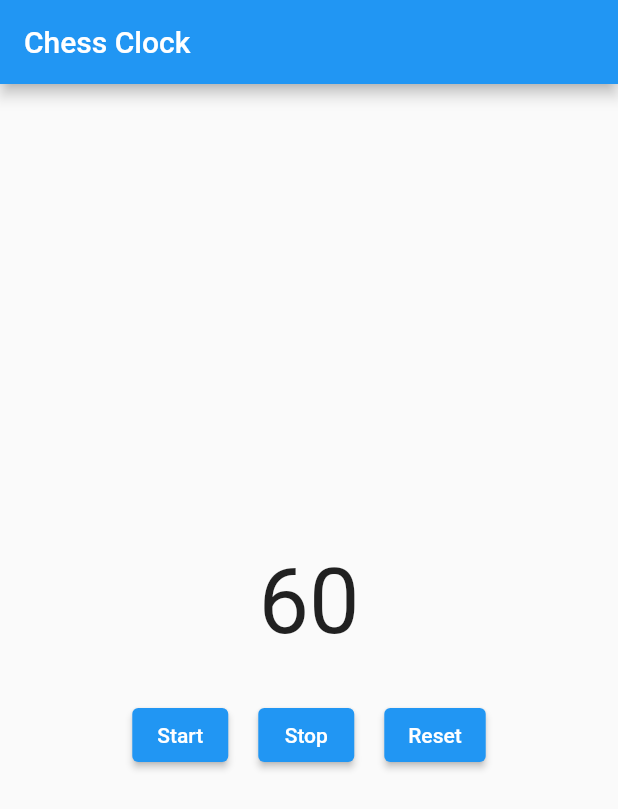
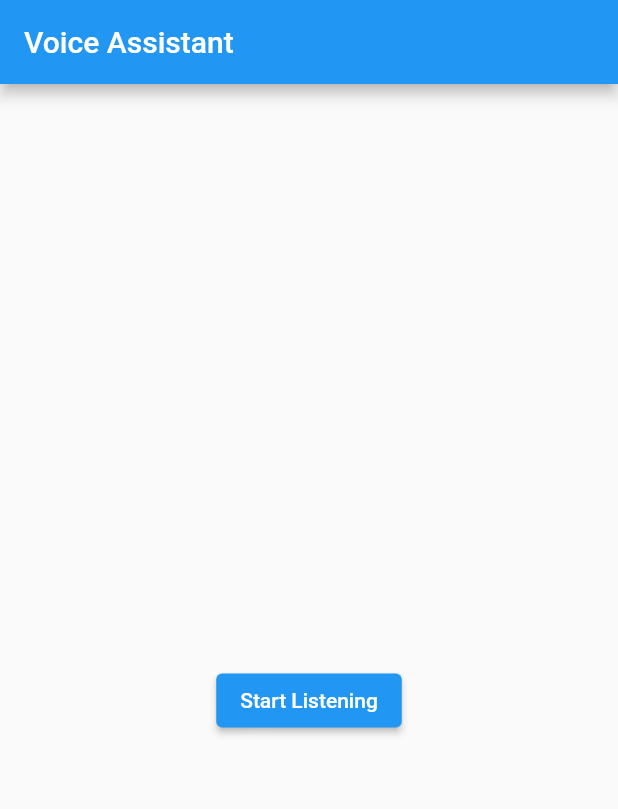
Before and after one commit to lousg3/ios_app, a Flutter app: the screen it shows after launch, on a phone screen of 412 x 824 dp. Shown: the top 809 px of the screen. Run offline on Flutter 3.47's test engine with Material 2 defaults, Android fonts, the phone set to English and light mode, and no system bars; our stand-ins replace flutter_tts, speech_to_text.

Commit message:
first commit

```diff
--- a/lib/main.dart
+++ b/lib/main.dart
@@ -1,103 +1,109 @@
-import 'dart:ffi';
+import 'package:flutter/material.dart';
+import 'package:speech_to_text/speech_to_text.dart' as stt;
+import 'package:http/http.dart' as http;
+import 'package:flutter_tts/flutter_tts.dart';
+import 'dart:convert';
 
-import 'package:flutter/material.dart';
-import 'dart:async';
+void main() => runApp(VoiceAssistantApp());
 
-void main() {
-  runApp(MyApp());
+class VoiceAssistantApp extends StatefulWidget {
+  @override
+  _VoiceAssistantAppState createState() => _VoiceAssistantAppState();
 }
 
-class MyApp extends StatelessWidget {
+class _VoiceAssistantAppState extends State<VoiceAssistantApp> {
+  late stt.SpeechToText _speech;
+  bool _isListening = false;
+  String _text = '';
+  final String _whisperApiKey = 'FNQC6T5Q6G1I5HS4MQGHZWZLNCI2L9BZ';
+  late FlutterTts flutterTts;
   @override
-  Widget build(BuildContext context) {
-    return MaterialApp(
-      title: 'Chess Clock',
-      theme: ThemeData(
-        primarySwatch: Colors.blue,
-      ),
-      home: ChessClock(),
+  void initState() {
+    super.initState();
+    _speech = stt.SpeechToText();
+    flutterTts = FlutterTts();
+  }
+
+  Future<String> _getWhisperResponse(String query) async {
+    String url = 'https://api.openai.com/v1/engines/davinci-codex/completions';
+    Map<String, String> headers = {
+      'Content-Type': 'application/json',
+      'Authorization': 'Bearer $_whisperApiKey',
+    };
+    String prompt = 'Q: $query\nA:';
+    String requestBody =
+        '{"prompt": "$prompt", "max_tokens": 50, "temperature": 0.7}';
+    http.Response response = await http.post(
+      Uri.parse(url),
+      headers: headers,
+      body: requestBody,
     );
+    Map<String, dynamic> data = jsonDecode(response.body);
+    String whisperResponse = data['choices'][0]['text'];
+    return whisperResponse;
+  }
+
+  Future<void> _speak(String text) async {
+    await flutterTts.setLanguage('en-US');
+    await flutterTts.setPitch(1.0);
+    await flutterTts.setSpeechRate(0.5);
+    await flutterTts.speak(text);
+  }
+
+  void _startListening() async {
+    bool available = await _speech.initialize();
+    if (available) {
+      print('Speech-to-text available');
+      setState(() => _isListening = true);
+      _speech.listen(
+        onResult: (result) async {
+          setState(() => _text = result.recognizedWords);
+          print('Recognized text: $_text');
+          if (result.finalResult) {
+            String response = await _getWhisperResponse(_text);
+            await _speak(response);
+          }
+        },
+      );
+    } else {
+      print('Speech-to-text not available');
     }
   }
 
-class ChessClock extends StatefulWidget {
-  @override
-  _ChessClockState createState() => _ChessClockState();
-}
 
-class _ChessClockState extends State<ChessClock> {
-  int _secondsLeft = 60;
-  Timer _timer= Timer(Duration(milliseconds: 0), () {});
-
-  void _startTimer() {
-    const oneSec = Duration(seconds: 1);
-    _timer = Timer.periodic(
-      oneSec,
-          (Timer timer) => setState(
-            () {
-          if (_secondsLeft < 1) {
-            timer.cancel();
-          } else {
-            _secondsLeft = _secondsLeft - 1;
-          }
-        },
-      ),
-    );
-  }
-
-
-
-  void _stopTimer() {
-    _timer.cancel();
-  }
-
-  void _resetTimer() {
-    setState(() {
-      _secondsLeft = 60;
-    });
+  void _stopListening() {
+    _speech.stop();
+    setState(() => _isListening = false);
   }
 
   @override
   Widget build(BuildContext context) {
-    return Scaffold(
+    return MaterialApp(
+      title: 'Voice Assistant',
+      home: Scaffold(
         appBar: AppBar(
-        title: Text('Chess Clock'),
+          title: Text('Voice Assistant'),
         ),
         body: Center(
           child: Column(
             mainAxisAlignment: MainAxisAlignment.center,
             children: [
               Text(
-              '$_secondsLeft',
-              style: TextStyle(fontSize: 60),
+                _text,
+                style: TextStyle(fontSize: 32.0),
               ),
-            SizedBox(
-              height: 30,
-            ),
-            Row(
-              mainAxisAlignment: MainAxisAlignment.center,
-              children: [
-                ElevatedButton(
-                  onPressed: _startTimer,
-                  child: Text('Start'),
-                ),
-                SizedBox(
-                  width: 20,
-                ),
-                ElevatedButton(
-                  onPressed: _stopTimer,
-                  child: Text('Stop'),
-                ),
-                SizedBox(
-                  width: 20,
-                ),
-                ElevatedButton(
-                  onPressed: _resetTimer,
-                  child: Text('Reset'),
+              SizedBox(height: 16.0),
+              _isListening
+                  ? ElevatedButton(
+                onPressed: _stopListening,
+                child: Text('Stop Listening'),
+              )
+                  : ElevatedButton(
+                onPressed: _startListening,
+                child: Text('Start Listening'),
               ),
             ],
           ),
-          ],
         ),
       ),
     );
--- a/pubspec.yaml
+++ b/pubspec.yaml
@@ -28,6 +28,9 @@ environment:
 # the latest version available on pub.dev. To see which dependencies have newer
 # versions available, run `flutter pub outdated`.
 dependencies:
+  flutter_tts: ^3.1.0
+  speech_to_text: ^5.0.0
+  http: ^0.13.3
   flutter:
     sdk: flutter
 
```
Also changed, not shown: pubspec.lock, 5 other files. Lines whose indentation alone changed are shown as unchanged.
